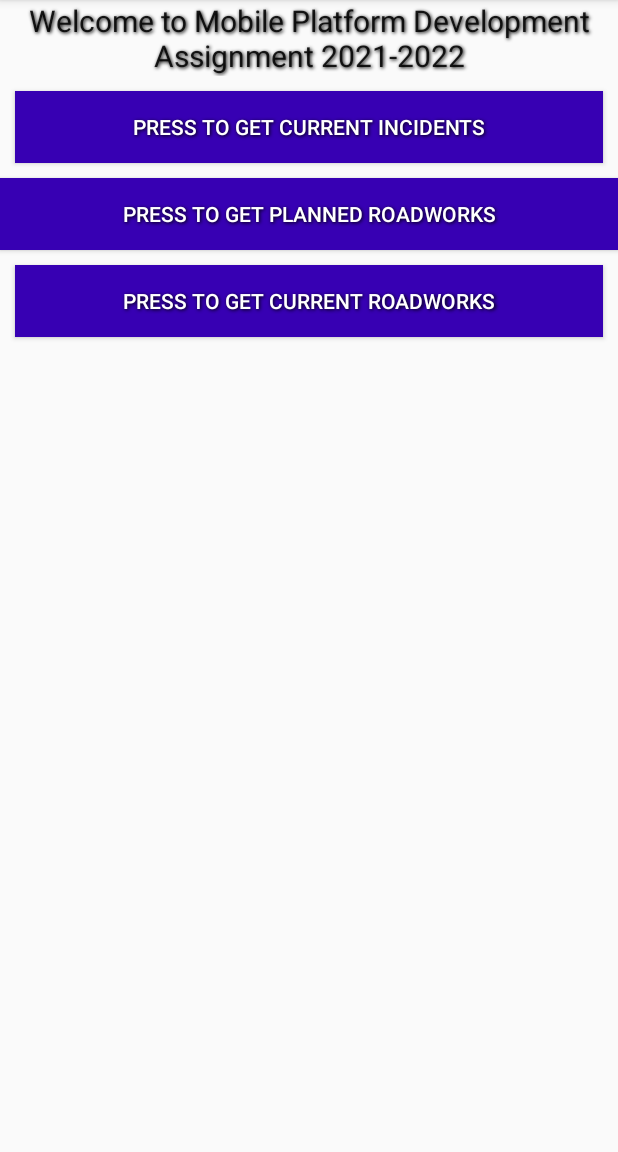
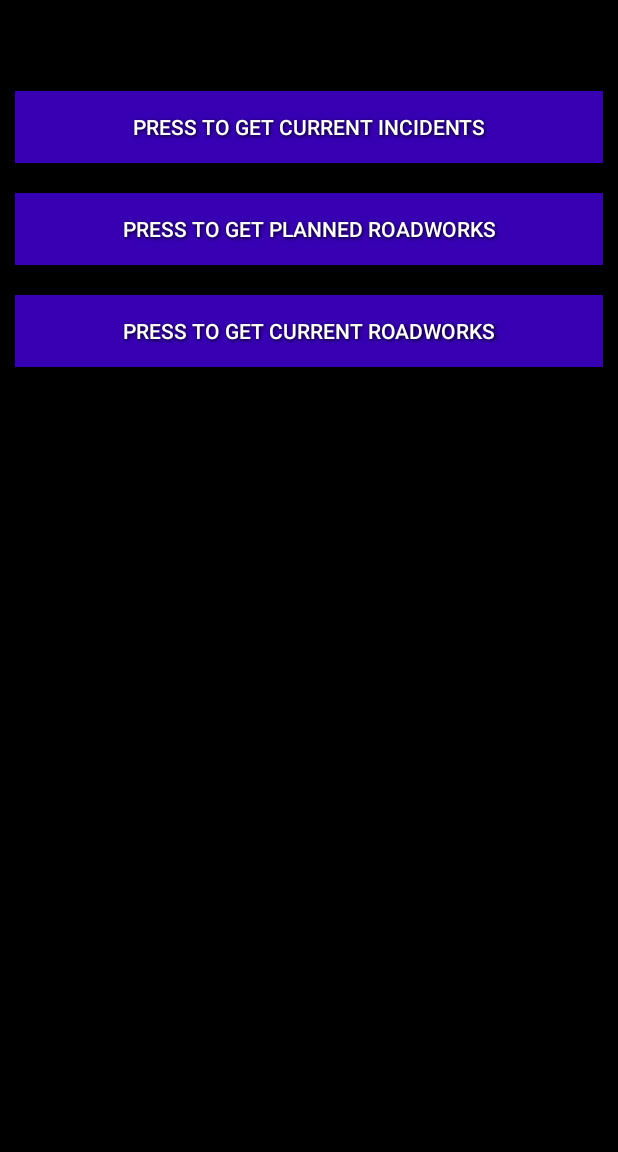
Before and after one commit to castortroy05/Lockhart_Antony_S2040920, an Android app: the screen it shows after launch (MainActivity), on a phone screen of 412 x 824 dp, the part 84-1236 px from its top. Run offline under Robolectric (Android 15) with nearby library versions, the phone set to English and light mode, and no system bars.

Commit message:
colour changes

```diff
--- a/app/src/main/res/layout/activity_main.xml
+++ b/app/src/main/res/layout/activity_main.xml
@@ -10,27 +10,29 @@
     <ScrollView
         android:layout_width="fill_parent"
         android:layout_height="fill_parent"
+        app:layout_constraintStart_toStartOf="parent"
+        android:background="@color/black"
         tools:ignore="MissingConstraints"
-        tools:layout_editor_absoluteX="0dp"
         tools:layout_editor_absoluteY="-209dp">
 
         <LinearLayout
             android:layout_width="fill_parent"
-            android:layout_height="fill_parent"
+            android:layout_height="wrap_content"
+            android:background="@color/black"
             android:orientation="vertical">
 
             <TextView
                 android:id="@+id/salutation"
                 android:layout_width="fill_parent"
                 android:layout_height="wrap_content"
-                android:textAppearance="?android:attr/textAppearanceLarge"
                 android:shadowColor="@color/black"
-                android:shadowRadius="2.5"
                 android:shadowDx="1.2"
                 android:shadowDy="1.2"
-                android:textAlignment="center"
+                android:shadowRadius="2.5"
                 android:text="Welcome to Mobile Platform Development Assignment
 2021-2022"
+                android:textAlignment="center"
+                android:textAppearance="?android:attr/textAppearanceLarge"
                 android:textSize="20sp" />
             <!--            <Button-->
             <!--                android:id="@+id/startButton"-->
@@ -39,51 +41,50 @@
             <!--                android:text="Press to get data"/>-->
             <Button
                 android:id="@+id/incidentButton"
+                style="@style/Widget.AppCompat.Button.Colored"
                 android:layout_width="match_parent"
                 android:layout_height="match_parent"
                 android:layout_gravity="center"
+                android:layout_margin="10dp"
+                android:background="@color/purple_700"
                 android:padding="10dp"
                 android:shadowColor="@color/black"
-                android:shadowRadius="2.5"
                 android:shadowDx="1.2"
                 android:shadowDy="1.2"
-                android:background="@color/purple_700"
-                android:radius="20dp"
-                android:layout_margin="10dp"
-                style="@style/Widget.AppCompat.Button.Colored"
+                android:shadowRadius="2.5"
                 android:text="Press to get current incidents" />
-
 
 
             <Button
                 android:id="@+id/plannedButton"
+                style="@style/Widget.AppCompat.Button.Colored"
                 android:layout_width="match_parent"
                 android:layout_height="match_parent"
                 android:layout_gravity="center"
+                android:layout_margin="10dp"
+                android:background="@color/purple_700"
                 android:padding="10dp"
+                android:radius="20dp"
                 android:shadowColor="@color/black"
-                android:shadowRadius="2.5"
                 android:shadowDx="1.2"
                 android:shadowDy="1.2"
-                android:background="@color/purple_700"
-                android:radius="20dp"
-                style="@style/Widget.AppCompat.Button.Colored"
+                android:shadowRadius="2.5"
                 android:text="Press to get planned roadworks" />
 
             <Button
                 android:id="@+id/currentButton"
+                style="@style/Widget.AppCompat.Button.Colored"
                 android:layout_width="match_parent"
                 android:layout_height="match_parent"
                 android:layout_gravity="center"
+                android:layout_margin="10dp"
+                android:background="@color/purple_700"
                 android:padding="10dp"
+                android:radius="20dp"
                 android:shadowColor="@color/black"
-                android:shadowRadius="2.5"
                 android:shadowDx="1.2"
                 android:shadowDy="1.2"
-                android:background="@color/purple_700"
-                android:radius="20dp"
-                android:layout_margin="10dp"
-                style="@style/Widget.AppCompat.Button.Colored"
+                android:shadowRadius="2.5"
                 android:text="Press to get current roadworks" />
 
             <!--            <ListView-->
--- a/app/src/main/res/layout/activity_results.xml
+++ b/app/src/main/res/layout/activity_results.xml
@@ -32,10 +32,11 @@
         android:id="@+id/listView1"
         style="@style/Widget.AppCompat.Light.ActionBar.Solid"
         android:layout_width="match_parent"
+        android:backgroundTint="@color/black"
 
         android:layout_height="wrap_content"
         android:layout_below="@+id/salutation"
         android:layout_marginTop="0dp"
-        android:background="@color/purple_200" />
+        android:background="@color/black" />
 
 </RelativeLayout>
```
Also changed, not shown: app/src/main/res/layout/list_item.xml (+14 -6 lines).
